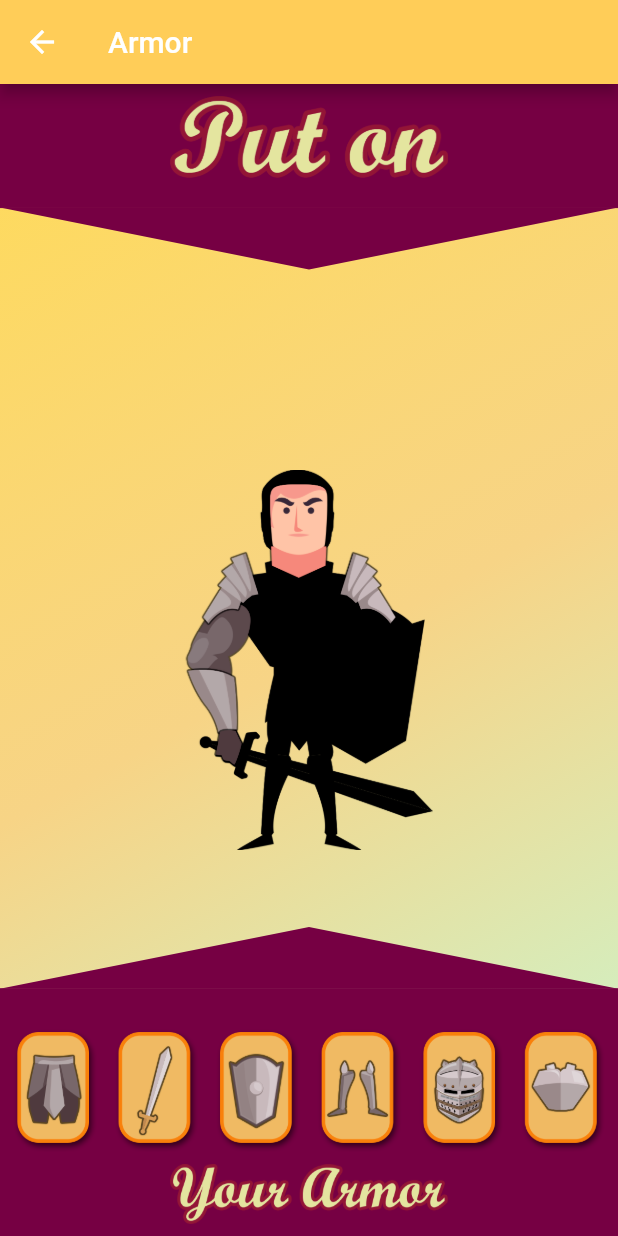
After one commit to Jakebluhm/morning_mustard, a Flutter app: the ArmorPage screen opened by its route, on a phone screen of 412 x 824 dp. The commit adds this screen. Run offline on Flutter 3.47's test engine with Material 2 defaults, Android fonts, the phone set to English and light mode, and no system bars; our stand-ins replace flutter_hooks, flutter_riverpod, freezed_annotation, go_router, hooks_riverpod, riverpod_annotation; generated files the repository leaves out were written again.

Commit message:
Armor page progress

```diff
--- /dev/null
+++ b/lib/constants/armor_button_data.dart
@@ -0,0 +1,58 @@
+import 'package:flutter/foundation.dart';
+
+class ButtonItem {
+  final String imagePath;
+  final String label;
+  ValueNotifier<bool> show; // Use ValueNotifier for reactive UI updates
+
+  ButtonItem({
+    required this.imagePath,
+    required this.label,
+    bool show = false, // Initialize with default value
+  }) : show = ValueNotifier(
+            show); // Initialize the ValueNotifier with the show value
+}
+
+List<ButtonItem> armorButtonItems = [
+  ButtonItem(
+    imagePath:
+        'lib/assets/Soilder/armor with box/west with box.imageset/west with box.png',
+    label: 'waist',
+  ),
+  ButtonItem(
+    imagePath:
+        'lib/assets/Soilder/armor with box/shord with box.imageset/shord with box.png',
+    label: 'sword',
+  ),
+  ButtonItem(
+    imagePath:
+        'lib/assets/Soilder/armor with box/sheild with box.imageset/sheild with box.png',
+    label: 'shield',
+  ),
+  ButtonItem(
+    imagePath:
+        'lib/assets/Soilder/armor with box/leg arms with box.imageset/leg arms with box.png',
+    label: 'legs',
+  ),
+  ButtonItem(
+    imagePath:
+        'lib/assets/Soilder/armor with box/Helmet with box.imageset/Helmet with box.png',
+    label: 'helmet',
+  ),
+  ButtonItem(
+    imagePath:
+        'lib/assets/Soilder/armor with box/chest sheild with box.imageset/chest sheild with box.png',
+    label: 'chest',
+  ),
+  // Add other items here if needed
+];
+
+extension ArmorButtonItemsExtension on List<ButtonItem> {
+  ButtonItem? findByLabel(String label) {
+    // You don't need to change the case since you're using exact match labels now.
+    return firstWhere(
+      (item) => item.label == label,
+      // This will handle the case where no item is found.
+    );
+  }
+}
--- a/lib/constants/menu_button_data.dart
+++ b/lib/constants/menu_button_data.dart
@@ -21,7 +21,8 @@ List<ButtonItem> buttonItems = [
       label: 'Label 4'),
   ButtonItem(
       imagePath: 'lib/assets/menu/menu_soldier.imageset/menu_soldier.png',
-      label: 'Label 5'),
+      label: 'Label 5',
+      route: AppRoutes.armorPage),
   ButtonItem(
       imagePath:
           'lib/assets/menu/menu_treasurebox.imageset/menu_treasurebox.png',
--- /dev/null
+++ b/lib/pages/armor_page.dart
@@ -0,0 +1,187 @@
+import 'dart:math';
+
+import 'package:flutter/material.dart';
+import 'package:hooks_riverpod/hooks_riverpod.dart';
+import 'package:morning_mustard/constants/armor_button_data.dart';
+import 'package:morning_mustard/services/navigation_service/navigation_service.dart';
+import 'package:morning_mustard/widgets/armor_widget.dart';
+
+class ArmorPage extends HookConsumerWidget {
+  ArmorPage();
+
+  ButtonItem? chestItem = armorButtonItems.findByLabel('chest');
+  ButtonItem? helmetItem = armorButtonItems.findByLabel('helmet');
+  ButtonItem? legsItem = armorButtonItems.findByLabel('legs');
+  ButtonItem? shieldItem = armorButtonItems.findByLabel('shield');
+  ButtonItem? swordItem = armorButtonItems.findByLabel('sword');
+  ButtonItem? waistItem = armorButtonItems.findByLabel('waist');
+
+  @override
+  Widget build(BuildContext context, WidgetRef ref) {
+    double screenWidth = MediaQuery.of(context).size.width;
+    double screenHeight = MediaQuery.of(context).size.height;
+
+    return Scaffold(
+      appBar: AppBar(
+        title: Text('Armor'),
+        backgroundColor: Color.fromRGBO(255, 205, 88, 1),
+        leading: IconButton(
+          icon: Icon(Icons.arrow_back),
+          onPressed: () {
+            ref.navigationService.goToMenuPage();
+            print("Left Icon button pressed!");
+          },
+        ),
+      ),
+      body: Container(
+        decoration: const BoxDecoration(
+          gradient: LinearGradient(
+              begin: Alignment.topLeft,
+              end: Alignment.bottomRight,
+              colors: [
+                Color.fromRGBO(255, 219, 88, 1.0),
+                Color.fromRGBO(0xf7, 0xd4, 0x86, 1.0),
+                Color.fromRGBO(0xc5, 0xf9, 0xd7, 1.0),
+              ]),
+        ),
+        child: Stack(
+          children: [
+            Positioned(
+              top: 0,
+              child: Transform.rotate(
+                angle: pi,
+                child: Column(
+                  children: [
+                    CustomPaint(
+                      size: Size(screenWidth, screenHeight * 0.05),
+                      painter: TrianglePainter(),
+                    ),
+                    Center(
+                      child: Container(
+                        decoration: BoxDecoration(
+                          color: Color.fromRGBO(118, 0, 67, 1),
+                          border: Border.all(
+                            color: Color.fromRGBO(118, 0, 67, 1),
+                            width: 0,
+                          ),
+                        ),
+                        width: screenWidth,
+                        height: screenHeight * 0.1,
+                      ),
+                    ),
+                  ],
+                ),
+              ),
+            ),
+            Align(
+              alignment: Alignment.topCenter,
+              child: Padding(
+                padding: const EdgeInsets.all(8.0),
+                child: Container(
+                  width: screenWidth * 0.45,
+                  child: Image.asset(
+                    'lib/assets/Soilder/Put on.imageset/Put on .png',
+                    fit: BoxFit.contain,
+                  ),
+                ),
+              ),
+            ),
+            Positioned(
+              bottom: 0,
+              child: Column(
+                children: [
+                  CustomPaint(
+                    size: Size(screenWidth, screenHeight * 0.05),
+                    painter: TrianglePainter(),
+                  ),
+                  Center(
+                    child: Container(
+                      decoration: BoxDecoration(
+                        color: Color.fromRGBO(118, 0, 67, 1),
+                        border: Border.all(
+                          color: Color.fromRGBO(118, 0, 67, 1),
+                          width: 0,
+                        ),
+                      ),
+                      width: screenWidth,
+                      height: screenHeight * 0.2,
+                    ),
+                  ),
+                ],
+              ),
+            ),
+            Align(
+              alignment: Alignment.bottomCenter,
+              child: Column(
+                mainAxisSize: MainAxisSize.min, // Add this line
+                children: [
+                  Row(
+                    mainAxisAlignment: MainAxisAlignment.spaceEvenly,
+                    mainAxisSize: MainAxisSize.max,
+                    children: armorButtonItems.map((buttonItem) {
+                      return GestureDetector(
+                        onTap: () {
+                          // Perform action on button press
+                          print("b43 Button press ${buttonItem.show.value}");
+                          buttonItem.show.value = !buttonItem.show.value;
+                          print("after Button press ${buttonItem.show.value}");
+                        },
+                        child: Image.asset(
+                          buttonItem.imagePath,
+                          width:
+                              screenWidth * 0.15, // Adjust the size as needed
+                          height:
+                              screenHeight * 0.1, // Adjust the size as needed
+                        ),
+                      );
+                    }).toList(),
+                  ),
+                  Padding(
+                    padding: const EdgeInsets.all(8.0),
+                    child: Container(
+                      width: screenWidth * 0.45,
+                      child: Image.asset(
+                        'lib/assets/Soilder/Your Armor.imageset/Your Armor.png',
+                        fit: BoxFit.contain,
+                      ),
+                    ),
+                  ),
+                ],
+              ),
+            ),
+            Center(
+              child: ArmorWidget(
+                chest: chestItem!.show.value,
+                helmet: helmetItem!.show.value,
+                legs: legsItem!.show.value,
+                shield: shieldItem!.show.value,
+                sword: swordItem!.show.value,
+                waist: waistItem!.show.value,
+              ),
+            )
+          ],
+        ),
+      ),
+    );
+  }
+}
+
+class TrianglePainter extends CustomPainter {
+  @override
+  void paint(Canvas canvas, Size size) {
+    var paint = Paint()
+      ..color = Color.fromRGBO(118, 0, 67, 1)
+      ..style = PaintingStyle.fill;
+
+    var path = Path();
+    path.moveTo(size.width / 2, 0);
+    path.lineTo(size.width, size.height);
+    path.lineTo(0, size.height);
+    path.close();
+
+    canvas.drawPath(path, paint);
+  }
+
+  @override
+  bool shouldRepaint(CustomPainter oldDelegate) => false;
+}
--- a/lib/router/app_router.dart
+++ b/lib/router/app_router.dart
@@ -1,6 +1,7 @@
 import 'package:flutter/cupertino.dart';
 import 'package:go_router/go_router.dart';
 import 'package:morning_mustard/pages/acts_page.dart';
+import 'package:morning_mustard/pages/armor_page.dart';
 import 'package:morning_mustard/pages/home_page.dart';
 import 'package:morning_mustard/pages/menu_page.dart';
 import 'package:morning_mustard/router/app_router_constants.dart';
@@ -30,6 +31,35 @@ class AppRouter {
             path: AppRoutes.actsPage.toPath(),
             builder: (context, state) => ActsPage(),
           ),
+          GoRoute(
+            name: AppRoutes.armorPage.toName(),
+            path: AppRoutes.armorPage.toPath(),
+            builder: (context, state) =>
+                ArmorPage(), // Placeholder for ArmorPage
+          ),
+          GoRoute(
+            name: AppRoutes.calendarPage.toName(),
+            path: AppRoutes.calendarPage.toPath(),
+            builder: (context, state) =>
+                Container(), // Placeholder for CalendarPage
+          ),
+          GoRoute(
+            name: AppRoutes.boxPage.toName(),
+            path: AppRoutes.boxPage.toPath(),
+            builder: (context, state) => Container(), // Placeholder for BoxPage
+          ),
+          GoRoute(
+            name: AppRoutes.heartPage.toName(),
+            path: AppRoutes.heartPage.toPath(),
+            builder: (context, state) =>
+                Container(), // Placeholder for HeartPage
+          ),
+          GoRoute(
+            name: AppRoutes.speechPage.toName(),
+            path: AppRoutes.speechPage.toPath(),
+            builder: (context, state) =>
+                Container(), // Placeholder for SpeechPage
+          ),
         ]);
   }
 }
--- a/lib/router/app_router_constants.dart
+++ b/lib/router/app_router_constants.dart
@@ -2,6 +2,11 @@ enum AppRoutes {
   homePage,
   menuPage,
   actsPage,
+  armorPage,
+  calendarPage,
+  boxPage,
+  heartPage,
+  speechPage,
 }
 
 extension AppRoutesExtension on AppRoutes {
@@ -13,17 +18,21 @@ extension AppRoutesExtension on AppRoutes {
         return 'menu_page';
       case AppRoutes.actsPage:
         return 'acts_page';
+      case AppRoutes.armorPage:
+        return 'armor_page';
+      case AppRoutes.calendarPage:
+        return 'calendar_page';
+      case AppRoutes.boxPage:
+        return 'box_page';
+      case AppRoutes.heartPage:
+        return 'heart_page';
+      case AppRoutes.speechPage: // Corrected spelling
+        return 'speech_page';
     }
   }
 
   String toPath() {
-    switch (this) {
-      case AppRoutes.homePage:
-        return '/home_page';
-      case AppRoutes.menuPage:
-        return '/menu_page';
-      case AppRoutes.actsPage:
-        return '/acts_page';
-    }
+    // Prefixes each name with a '/'
+    return '/' + toName();
   }
 }
--- a/lib/services/navigation_service/navigation_service.dart
+++ b/lib/services/navigation_service/navigation_service.dart
@@ -43,4 +43,9 @@ class NavigationService {
   void goToHomePage() => goToRoute(AppRoutes.homePage);
   void goToMenuPage() => goToRoute(AppRoutes.menuPage);
   void goToActsPage() => goToRoute(AppRoutes.actsPage);
+  void goToArmorPage() => goToRoute(AppRoutes.armorPage);
+  void goToCalendarPage() => goToRoute(AppRoutes.calendarPage);
+  void goToBoxPage() => goToRoute(AppRoutes.boxPage);
+  void goToHeartPage() => goToRoute(AppRoutes.heartPage);
+  void goToSpeechPage() => goToRoute(AppRoutes.speechPage);
 }
--- /dev/null
+++ b/lib/widgets/armor_widget.dart
@@ -0,0 +1,120 @@
+import 'package:flutter/material.dart';
+import 'package:freezed_annotation/freezed_annotation.dart';
+import 'package:hooks_riverpod/hooks_riverpod.dart';
+
+class ArmorWidget extends HookConsumerWidget {
+  final bool helmet;
+  final bool sword;
+  final bool chest;
+  final bool shield;
+  final bool waist;
+  final bool legs;
+
+  ArmorWidget({
+    required this.helmet,
+    required this.sword,
+    required this.chest,
+    required this.shield,
+    required this.waist,
+    required this.legs,
+  });
+
+  @override
+  Widget build(BuildContext context, WidgetRef ref) {
+    double screenWidth = MediaQuery.of(context).size.width;
+    double screenHeight = MediaQuery.of(context).size.height;
+    double imageWidth = screenHeight * 0.2; // Width of the soldier image
+    double imageHeight = imageWidth * 1.539499;
+    // 519 x 799
+    return Center(
+      child: Stack(
+        alignment: Alignment.center,
+        children: <Widget>[
+          Align(
+            alignment: Alignment.center,
+            child: Container(
+              width: imageWidth,
+              height: imageHeight,
+              child: Image.asset(
+                'lib/assets/Soilder/unplace body.imageset/unplace body.png',
+                fit: BoxFit.contain,
+              ),
+            ),
+          ),
+          chest
+              ? Transform.translate(
+                  offset: Offset(imageWidth * -0.04, imageHeight * -0.11),
+                  child: Container(
+                    width: imageWidth * 0.6,
+                    child: Image.asset(
+                      'lib/assets/Soilder/body parts/chest sheild.imageset/chest sheild.png',
+                      fit: BoxFit.contain,
+                    ),
+                  ),
+                )
+              : SizedBox.shrink(),
+          waist
+              ? Transform.translate(
+                  offset: Offset(imageWidth * -0.045, imageHeight * 0.15),
+                  child: Container(
+                    width: imageWidth * 0.30,
+                    child: Image.asset(
+                      'lib/assets/Soilder/body parts/waist.imageset/waist.png',
+                      fit: BoxFit.contain,
+                    ),
+                  ),
+                )
+              : SizedBox.shrink(),
+          legs
+              ? Transform.translate(
+                  offset: Offset(imageWidth * -0.037, imageHeight * 0.345),
+                  child: Container(
+                    width: imageWidth * 0.54,
+                    child: Image.asset(
+                      'lib/assets/Soilder/body parts/leg arms.imageset/leg arms.png',
+                      fit: BoxFit.contain,
+                    ),
+                  ),
+                )
+              : SizedBox.shrink(),
+          sword
+              ? Transform.translate(
+                  offset: Offset(imageWidth * 0.03, imageHeight * 0.3),
+                  child: Container(
+                    width: imageWidth * 0.96,
+                    child: Image.asset(
+                      'lib/assets/Soilder/body parts/sword with knob.imageset/sword with knob.png',
+                      fit: BoxFit.contain,
+                    ),
+                  ),
+                )
+              : SizedBox.shrink(),
+          shield
+              ? Transform.translate(
+                  offset: Offset(imageWidth * 0.23, imageHeight * 0.065),
+                  child: Container(
+                    width: imageWidth * 0.5,
+                    child: Image.asset(
+                      'lib/assets/Soilder/body parts/sheild.imageset/sheild.png',
+                      fit: BoxFit.contain,
+                    ),
+                  ),
+                )
+              : SizedBox.shrink(),
+          helmet
+              ? Transform.translate(
+                  offset: Offset(imageWidth * -0.049, imageHeight * -0.39),
+                  child: Container(
+                    width: imageWidth * 0.33,
+                    child: Image.asset(
+                      'lib/assets/Soilder/body parts/Helmet.imageset/Helmet.png',
+                      fit: BoxFit.contain,
+                    ),
+                  ),
+                )
+              : SizedBox.shrink(),
+        ],
+      ),
+    );
+  }
+}
```
Also changed, not shown: pubspec.yaml (+15 -0 lines).
